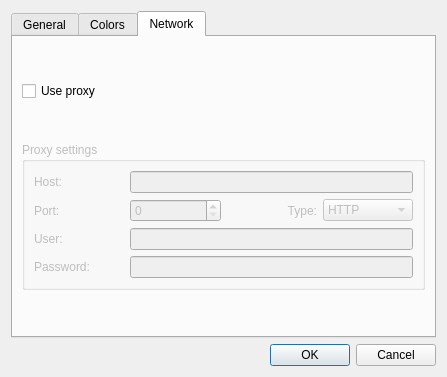
Above: ui/preferencesdialog.ui from gronberg/f1lt before the change. Below: the same form after it.
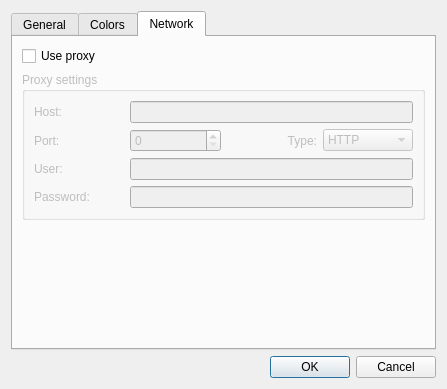
That is the form after the change. The open tabs and pages were chosen to show the change. Icons and pictures are not drawn.

The edit to the form file:
```diff
--- a/ui/preferencesdialog.ui
+++ b/ui/preferencesdialog.ui
@@ -7,7 +7,7 @@
     <x>0</x>
     <y>0</y>
     <width>447</width>
-    <height>367</height>
+    <height>389</height>
    </rect>
   </property>
   <property name="windowTitle">
@@ -610,6 +610,19 @@
          </layout>
         </widget>
        </item>
+       <item>
+        <spacer name="verticalSpacer">
+         <property name="orientation">
+          <enum>Qt::Vertical</enum>
+         </property>
+         <property name="sizeHint" stdset="0">
+          <size>
+           <width>20</width>
+           <height>40</height>
+          </size>
+         </property>
+        </spacer>
+       </item>
       </layout>
      </widget>
     </widget>
```
Left out of the diff: 15 changed lines with no effect on the pictures.
